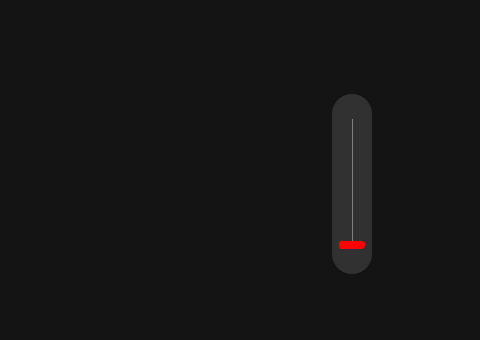
First picture: the form in GUI_WIDGETS/Central/central.ui, repository PortiESP/PortiOS, before the edit; both pictures show x 320 to 800 and y 140 to 480 of the 800 by 480 pixel window.
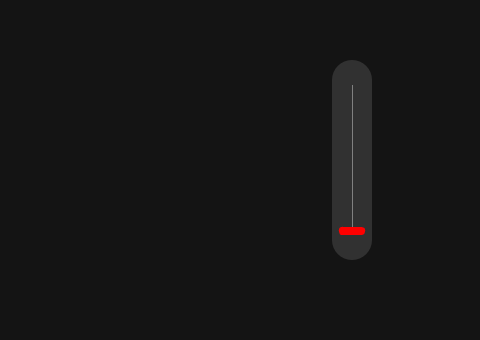
Second picture: the form after the edit. Icons and pictures are not drawn.

The edit to the form file:
```diff
--- a/GUI_WIDGETS/Central/central.ui
+++ b/GUI_WIDGETS/Central/central.ui
@@ -497,9 +497,9 @@
     <property name="geometry">
      <rect>
       <x>652</x>
-      <y>234</y>
+      <y>200</y>
       <width>40</width>
-      <height>180</height>
+      <height>200</height>
      </rect>
     </property>
     <property name="styleSheet">
@@ -522,7 +522,7 @@
        <x>5</x>
        <y>25</y>
        <width>30</width>
-       <height>130</height>
+       <height>150</height>
       </rect>
      </property>
      <property name="styleSheet">
@@ -553,7 +553,7 @@
        <x>20</x>
        <y>25</y>
        <width>1</width>
-       <height>130</height>
+       <height>150</height>
       </rect>
      </property>
      <property name="styleSheet">
```
